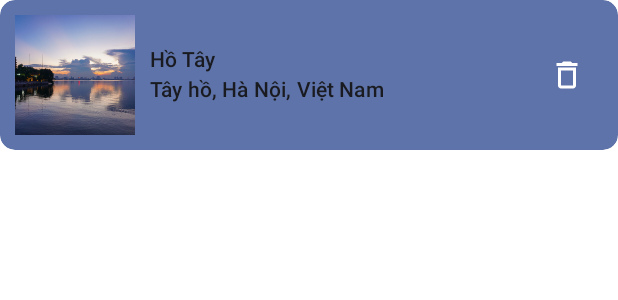
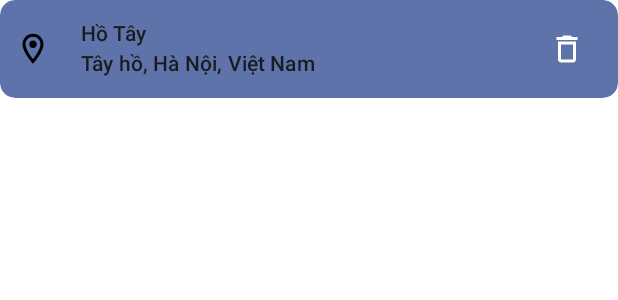
Before and after one commit to anhkien7780/SunSeek, an Android app built with Jetpack Compose: the @Preview function LocationBarPreview, on a phone screen of 412 x 824 dp. Shown: the top 300 px of the screen. Run offline under Robolectric (Android 15) with nearby library versions, the phone set to English and light mode, and no system bars.

Commit message:
Xóa màn hình Setting và một số thay đổi nhỏ
- Xóa file `SettingScreen.kt` không sử dụng.
- Cải thiện giao diện `LocationsScreen`:
    - Thay thế `Image` bằng `Icon` trong `LocationBar`.
    - Thay đổi thứ tự hiển thị `FullScreenLoading` để ưu tiên hiển thị khi xóa địa chỉ.
- Cải thiện giao diện `MapScreen`:
    - Thay đổi vị trí nút "Vị trí hiện tại" và nút "Xác nhận".
    - Sửa lỗi `openDialogState` không tự động đóng khi thêm địa chỉ.
- `HomeScreen`:
    - Loại bỏ nút "Cài đặt".
    - Lưu trạng thái `imageUri` và `bitmap` vào `OpenWeatherViewModel`.
    - Reset trạng thái của `OpenWeatherViewModel` khi logout.
- Cập nhật địa chỉ IP của API service.
- Thêm icon `location_on.xml`.

```diff
--- a/app/src/main/java/com/example/sunseek/network/SunSeekApiService.kt
+++ b/app/src/main/java/com/example/sunseek/network/SunSeekApiService.kt
@@ -20,7 +20,7 @@ import retrofit2.http.POST
 import retrofit2.http.Path
 
 // Local host
-private const val ip = "192.168.1.11"
+private const val ip = "192.168.1.9"
 private const val BASE_URL = "http://${ip}:8080"
 
 // Render host
--- a/app/src/main/java/com/example/sunseek/ui/navigation/NavHost.kt
+++ b/app/src/main/java/com/example/sunseek/ui/navigation/NavHost.kt
@@ -88,7 +88,6 @@ fun SunSeekNavHost(fusedLocationProviderClient: FusedLocationProviderClient) {
             HomeScreen(
                 accountViewModel = accountViewModel,
                 weatherViewModel = openWeatherViewModel,
-                onSettingButtonClick = {},
                 onFavoriteLocationsButtonClick = {
                     navController.navigate(FavoriteLocation)
                 },
--- a/app/src/main/java/com/example/sunseek/ui/screen/LocationsScreen.kt
+++ b/app/src/main/java/com/example/sunseek/ui/screen/LocationsScreen.kt
@@ -1,6 +1,5 @@
 package com.example.sunseek.ui.screen
 
-import androidx.compose.foundation.Image
 import androidx.compose.foundation.background
 import androidx.compose.foundation.clickable
 import androidx.compose.foundation.layout.Arrangement
@@ -11,6 +10,7 @@ import androidx.compose.foundation.layout.Row
 import androidx.compose.foundation.layout.Spacer
 import androidx.compose.foundation.layout.fillMaxSize
 import androidx.compose.foundation.layout.fillMaxWidth
+import androidx.compose.foundation.layout.height
 import androidx.compose.foundation.layout.padding
 import androidx.compose.foundation.layout.size
 import androidx.compose.foundation.lazy.LazyColumn
@@ -46,7 +46,6 @@ import androidx.compose.ui.Modifier
 import androidx.compose.ui.draw.alpha
 import androidx.compose.ui.draw.clip
 import androidx.compose.ui.graphics.painter.Painter
-import androidx.compose.ui.layout.ContentScale
 import androidx.compose.ui.platform.LocalContext
 import androidx.compose.ui.res.painterResource
 import androidx.compose.ui.res.stringResource
@@ -56,9 +55,9 @@ import androidx.compose.ui.unit.dp
 import androidx.lifecycle.viewmodel.compose.viewModel
 import com.example.sunseek.R
 import com.example.sunseek.model.Address
+import com.example.sunseek.model.LoadingUIState
 import com.example.sunseek.model.LocationWithID
 import com.example.sunseek.ui.theme.SunSeekTheme
-import com.example.sunseek.model.LoadingUIState
 import com.example.sunseek.viewmodel.LocationViewModel
 import com.example.sunseek.viewmodel.OpenWeatherViewModel
 import kotlinx.coroutines.launch
@@ -124,7 +123,6 @@ fun FavoriteLocationScreen(
                 items(listLocation) { item ->
                     LocationBar(
                         address = item.toAddress(),
-                        imageSource = R.drawable.hoanghon,
                         onClick = {
                             openWeatherViewModel.getWeatherReportByCoordinates(
                                 item.latitude,
@@ -138,12 +136,6 @@ fun FavoriteLocationScreen(
                     selectedAddress = item.toAddress()
                 }
             }
-        }
-        when (weatherUIState) {
-            LoadingUIState.Idle -> {}
-            LoadingUIState.Loading -> FullScreenLoading("Tải thông tin thời tiết", innerPadding)
-            LoadingUIState.Failed -> {}
-            LoadingUIState.Success -> {}
         }
         LaunchedEffect(weatherUIState) {
             if (weatherUIState == LoadingUIState.Success) {
@@ -159,21 +151,19 @@ fun FavoriteLocationScreen(
                     onDismissRequest = { openAlertDialog = false },
                     onDelete = {
                         deleteLocationScope.launch {
+                            openAlertDialog = false
                             locationViewModel.deleteAddress(
                                 context,
                                 locationViewModel.selectedLocationID.value
                             )
-                            openAlertDialog = false
                         }
                     }
                 )
             }
         }
-        when (locationUIState) {
-            LoadingUIState.Failed -> {}
-            LoadingUIState.Idle -> {}
-            LoadingUIState.Loading -> FullScreenLoading(title = "Xóa địa chỉ")
-            LoadingUIState.Success -> {}
+        when {
+            locationUIState == LoadingUIState.Loading -> FullScreenLoading("Xóa địa chỉ")
+            weatherUIState == LoadingUIState.Loading -> FullScreenLoading("Tải thông tin thời tiết")
         }
 
     }
@@ -227,7 +217,6 @@ fun FavoriteLocationScreenPreview() {
 @Composable
 fun LocationBar(
     modifier: Modifier = Modifier,
-    imageSource: Int,
     address: Address,
     onClick: () -> Unit,
     onConfigurationClick: () -> Unit
@@ -235,23 +224,21 @@ fun LocationBar(
     Row(
         modifier = modifier
             .fillMaxWidth()
-            .size(width = 400.dp, height = 100.dp)
+            .height(65.dp)
             .clip(RoundedCornerShape(10.dp))
             .background(
                 color = MaterialTheme.colorScheme.primaryContainer,
                 shape = RoundedCornerShape(10.dp)
             )
+            .padding(10.dp)
             .clickable { onClick() },
         verticalAlignment = Alignment.CenterVertically
     ) {
-        Image(
-            painter = painterResource(imageSource),
-            contentDescription = stringResource(R.string.favorite_image),
-            contentScale = ContentScale.FillHeight,
-            modifier = Modifier
-                .padding(horizontal = 10.dp)
-                .size(80.dp),
+        Icon(
+            painter = painterResource(R.drawable.location_on),
+            contentDescription = "Location icon"
         )
+        Spacer(Modifier.padding(10.dp))
         Column(modifier = Modifier.weight(1f), verticalArrangement = Arrangement.Center) {
             Text(
                 text = address.detailedAddress,
@@ -271,8 +258,7 @@ fun LocationBar(
         IconButton(
             onClick = {
                 onConfigurationClick()
-            },
-            modifier = Modifier.padding(end = 10.dp)
+            }
         ) {
             Icon(
                 imageVector = Icons.Outlined.Delete,
@@ -293,7 +279,7 @@ fun LocationBarPreview() {
                 detailedAddress = "Hồ Tây",
                 streetAddress = "Tây hồ, Hà Nội, Việt Nam"
             ),
-            imageSource = R.drawable.hoanghon, onClick = {}, onConfigurationClick = {},
+            onClick = {}, onConfigurationClick = {},
         )
     }
 }
--- /dev/null
+++ b/app/src/main/res/drawable/location_on.xml
@@ -0,0 +1,16 @@
+<vector xmlns:android="http://schemas.android.com/apk/res/android"
+    android:width="24dp"
+    android:height="25dp"
+    android:viewportWidth="24"
+    android:viewportHeight="25">
+  <group>
+    <clip-path
+        android:pathData="M0,0.5h24v24h-24z"/>
+    <path
+        android:pathData="M12,2.5C8.13,2.5 5,5.63 5,9.5C5,14.75 12,22.5 12,22.5C12,22.5 19,14.75 19,9.5C19,5.63 15.87,2.5 12,2.5ZM7,9.5C7,6.74 9.24,4.5 12,4.5C14.76,4.5 17,6.74 17,9.5C17,12.38 14.12,16.69 12,19.38C9.92,16.71 7,12.35 7,9.5Z"
+        android:fillColor="#323232"/>
+    <path
+        android:pathData="M12,12C13.381,12 14.5,10.881 14.5,9.5C14.5,8.119 13.381,7 12,7C10.619,7 9.5,8.119 9.5,9.5C9.5,10.881 10.619,12 12,12Z"
+        android:fillColor="#323232"/>
+  </group>
+</vector>
```
Also changed, not shown: app/src/main/java/com/example/sunseek/ui/screen/HomeScreen.kt (renamed from app/src/main/java/com/example/sunseek/ui/screen/Home.kt, +7 -16 lines), app/src/main/java/com/example/sunseek/ui/screen/MapScreen.kt (+39 -40 lines), app/src/main/java/com/example/sunseek/ui/screen/SettingScreen.kt (deleted, +0 -152 lines), app/src/main/java/com/example/sunseek/viewmodel/OpenWeatherViewModel.kt (+10 -0 lines).
